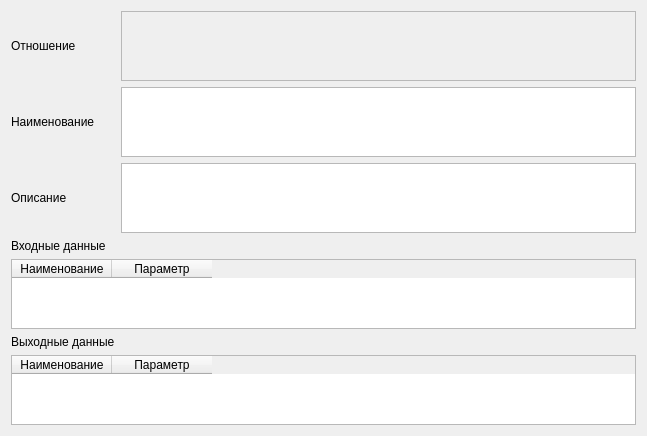
First picture: the form in ui/RuleOptions.ui, repository lazyDesertMan/Mivar, before the edit.
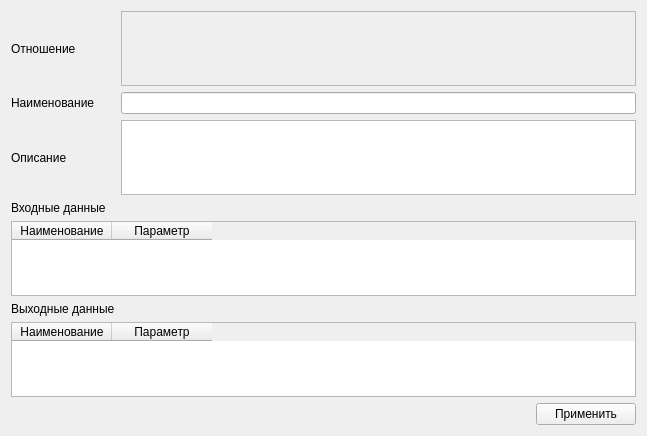
Second picture: the form after the edit.

Patch:
```diff
--- a/ui/RuleOptions.ui
+++ b/ui/RuleOptions.ui
@@ -13,21 +13,7 @@
   <property name="windowTitle">
    <string>Form</string>
   </property>
-  <layout class="QGridLayout" name="gridLayout" rowstretch="0,0,0,0,0,0,0">
-   <item row="0" column="0">
-    <widget class="QLabel" name="label">
-     <property name="text">
-      <string>Отношение</string>
-     </property>
-    </widget>
-   </item>
-   <item row="0" column="1">
-    <widget class="QTextBrowser" name="viewRelative">
-     <property name="enabled">
-      <bool>false</bool>
-     </property>
-    </widget>
-   </item>
+  <layout class="QGridLayout" name="gridLayout" rowstretch="0,0,0,0,0,0,0,0">
    <item row="1" column="0">
     <widget class="QLabel" name="label_2">
      <property name="text">
@@ -35,8 +21,33 @@
      </property>
     </widget>
    </item>
-   <item row="1" column="1">
-    <widget class="QTextEdit" name="edit_ruleName"/>
+   <item row="6" column="0" colspan="2">
+    <widget class="QTableWidget" name="table_OutData">
+     <column>
+      <property name="text">
+       <string>Наименование</string>
+      </property>
+     </column>
+     <column>
+      <property name="text">
+       <string>Параметр</string>
+      </property>
+     </column>
+    </widget>
+   </item>
+   <item row="4" column="0" colspan="2">
+    <widget class="QTableWidget" name="table_InData">
+     <column>
+      <property name="text">
+       <string>Наименование</string>
+      </property>
+     </column>
+     <column>
+      <property name="text">
+       <string>Параметр</string>
+      </property>
+     </column>
+    </widget>
    </item>
    <item row="2" column="0">
     <widget class="QLabel" name="label_3">
@@ -45,6 +56,13 @@
      </property>
     </widget>
    </item>
+   <item row="0" column="1">
+    <widget class="QTextBrowser" name="viewRelative">
+     <property name="enabled">
+      <bool>false</bool>
+     </property>
+    </widget>
+   </item>
    <item row="2" column="1">
     <widget class="QTextEdit" name="edit_ruleDescription"/>
    </item>
@@ -55,20 +73,6 @@
      </property>
     </widget>
    </item>
-   <item row="4" column="0" colspan="2">
-    <widget class="QTableWidget" name="table_InData">
-     <column>
-      <property name="text">
-       <string>Наименование</string>
-      </property>
-     </column>
-     <column>
-      <property name="text">
-       <string>Параметр</string>
-      </property>
-     </column>
-    </widget>
-   </item>
    <item row="5" column="0">
     <widget class="QLabel" name="label_5">
      <property name="text">
@@ -76,18 +80,30 @@
      </property>
     </widget>
    </item>
-   <item row="6" column="0" colspan="2">
-    <widget class="QTableWidget" name="table_OutData">
-     <column>
-      <property name="text">
-       <string>Наименование</string>
-      </property>
-     </column>
-     <column>
-      <property name="text">
-       <string>Параметр</string>
-      </property>
-     </column>
+   <item row="1" column="1">
+    <widget class="QLineEdit" name="nameRule"/>
+   </item>
+   <item row="0" column="0">
+    <widget class="QLabel" name="label">
+     <property name="text">
+      <string>Отношение</string>
+     </property>
+    </widget>
+   </item>
+   <item row="7" column="1">
+    <widget class="QPushButton" name="editRule_Button">
+     <property name="maximumSize">
+      <size>
+       <width>100</width>
+       <height>100</height>
+      </size>
+     </property>
+     <property name="layoutDirection">
+      <enum>Qt::RightToLeft</enum>
+     </property>
+     <property name="text">
+      <string>Применить</string>
+     </property>
     </widget>
    </item>
   </layout>
```
Left out of the diff: 2 changed lines with no effect on the pictures.
